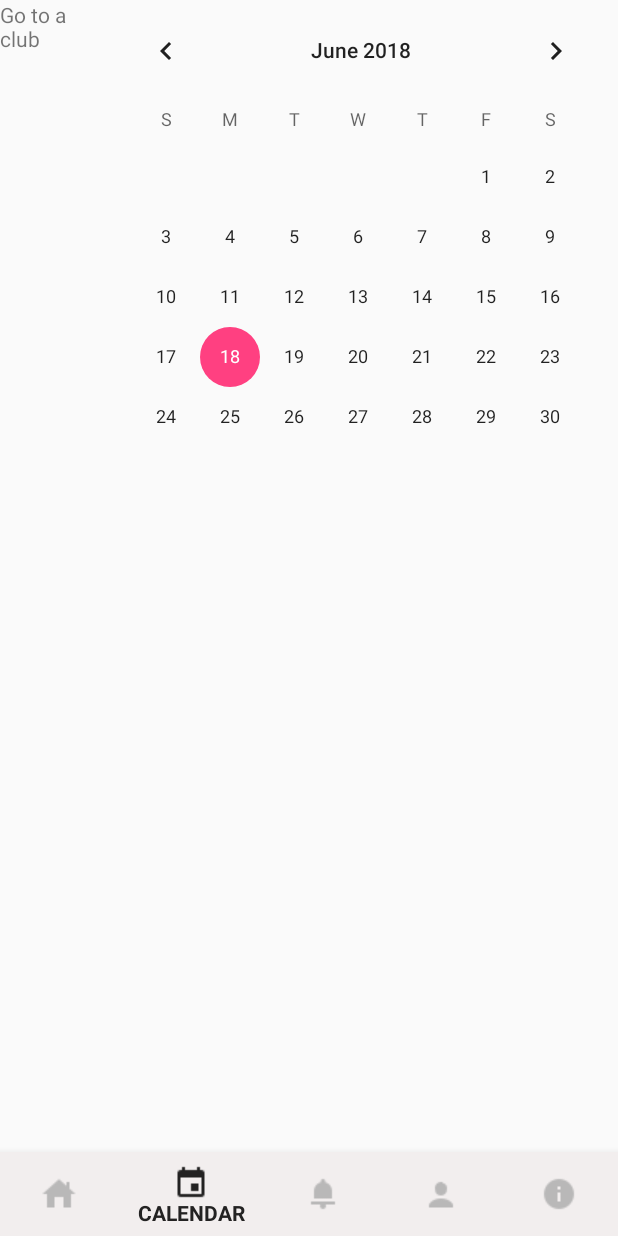
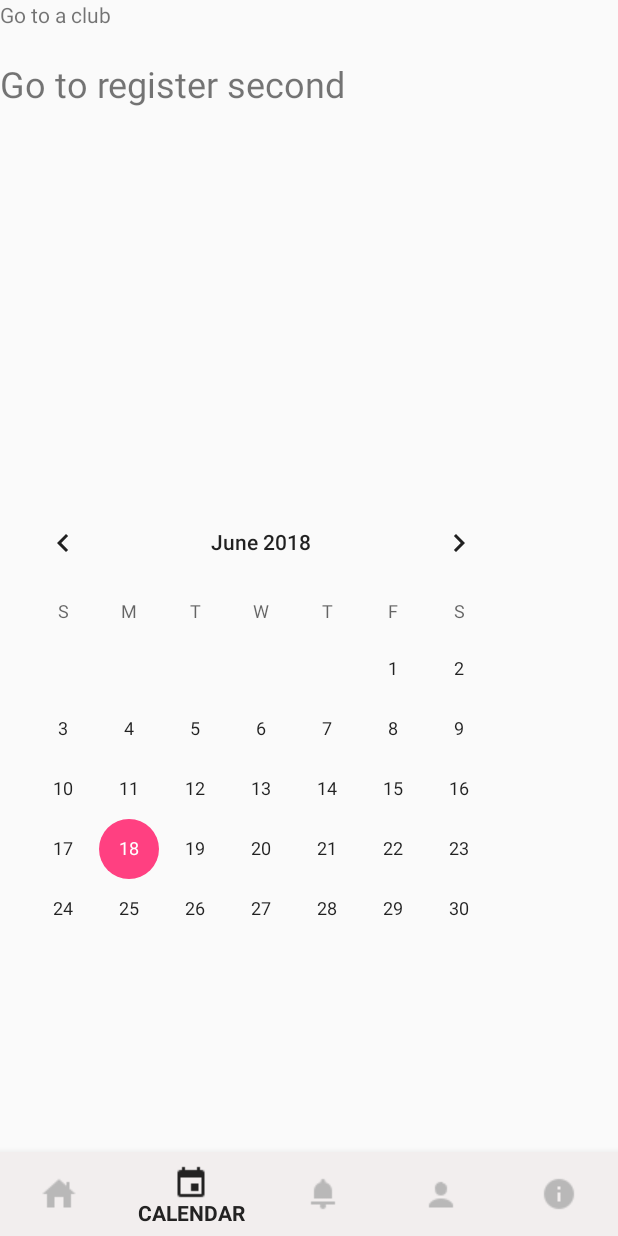
Before and after one commit to Manan-YMCA/FirstCut, an Android app: the screen it shows after launch (BottomNavigator), item 2 of the bottom bar chosen, on a phone screen of 412 x 824 dp. Run offline under Robolectric (Android 15) with nearby library versions, the phone set to English and light mode, and no system bars; our stand-ins replace Firebase (no records; nobody signed in at launch, a user with empty details on screens opened directly); 1 statement that could not run was skipped.

```diff
--- a/app/src/main/java/com/manan/dev/shineymca/Fragments/CalenderFragment.java
+++ b/app/src/main/java/com/manan/dev/shineymca/Fragments/CalenderFragment.java
@@ -1,6 +1,5 @@
 package com.manan.dev.shineymca.Fragments;
 
-import android.app.Fragment;
 import android.content.Intent;
 import android.os.Bundle;
 import android.view.LayoutInflater;
@@ -9,9 +8,8 @@ import android.view.ViewGroup;
 import android.widget.TextView;
 
 import com.manan.dev.shineymca.R;
+import com.manan.dev.shineymca.SignupAct;
 import com.manan.dev.shineymca.SingleClubActivity;
-
-import org.w3c.dom.Text;
 
 /**
  * Created by nisha on 6/15/2018.
@@ -19,7 +17,7 @@ import org.w3c.dom.Text;
 
 public class CalenderFragment extends android.support.v4.app.Fragment{
 
-    private TextView textView;
+    private TextView textView, textView2;
     private View mView;
 
     @Override
@@ -28,12 +26,20 @@ public class CalenderFragment extends android.support.v4.app.Fragment{
 
         mView = inflater.inflate(R.layout.fragment_calender, container, false);
         textView = (TextView)mView.findViewById(R.id.calendar_club);
+        textView2 = (TextView)mView.findViewById(R.id.calendar_register_second);
         textView.setOnClickListener(new View.OnClickListener() {
             @Override
             public void onClick(View view) {
                 startActivity(new Intent(getContext(), SingleClubActivity.class));
             }
         });
+        textView2.setOnClickListener(new View.OnClickListener() {
+            @Override
+            public void onClick(View view) {
+//                startActivity(new Intent(getContext(), RegisterSecondActivity.class));
+                startActivity(new Intent(getContext(), SignupAct.class));
+            }
+        });
         return mView;
     }
 }
--- a/app/src/main/res/layout/fragment_calender.xml
+++ b/app/src/main/res/layout/fragment_calender.xml
@@ -1,5 +1,5 @@
 <?xml version="1.0" encoding="utf-8"?>
-<LinearLayout xmlns:android="http://schemas.android.com/apk/res/android"
+<RelativeLayout xmlns:android="http://schemas.android.com/apk/res/android"
     android:layout_width="match_parent"
     android:layout_height="match_parent">
 
@@ -10,11 +10,25 @@
         android:layout_weight="1"
         android:text="Go to a club" />
 
+    <TextView
+        android:id="@+id/calendar_register_second"
+        android:layout_width="wrap_content"
+        android:layout_height="wrap_content"
+        android:layout_alignParentStart="true"
+        android:layout_alignParentTop="true"
+        android:layout_marginTop="39dp"
+        android:layout_weight="1"
+        android:text="Go to register second"
+        android:textSize="24dp" />
+
     <CalendarView
         android:id="@+id/calendarView"
         android:layout_width="wrap_content"
         android:layout_height="wrap_content"
+        android:layout_alignParentBottom="true"
+        android:layout_alignParentStart="true"
+        android:layout_marginBottom="102dp"
         android:layout_weight="1" />
 
 
-</LinearLayout>
+</RelativeLayout>
--- a/app/src/main/res/values/strings.xml
+++ b/app/src/main/res/values/strings.xml
@@ -5,4 +5,6 @@
     <string name="notifications">NOTIFICATIONS</string>
     <string name="calendar">CALENDAR</string>
     <string name="home">HOME</string>
+    <string name="facebook_app_id">157807725072724</string>
+    <string name="fb_login_protocol_scheme">fb157807725072724</string>
 </resources>
```
Also changed, not shown: app/src/main/AndroidManifest.xml (+13 -1 lines), app/src/main/java/com/manan/dev/shineymca/RegisterSecondActivity.java (added, +27 -0 lines), app/src/main/java/com/manan/dev/shineymca/SignupAct.java (+64 -65 lines), app/src/main/res/layout/activity_register_second.xml (added, +30 -0 lines), app/src/main/res/layout/activity_signup.xml (+13 -4 lines).
